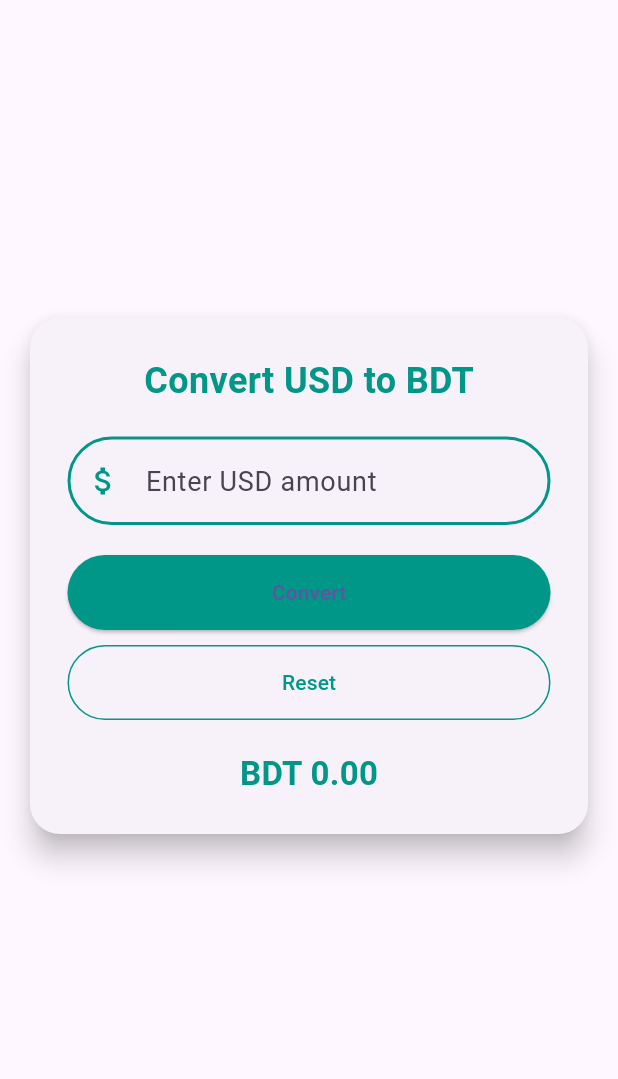
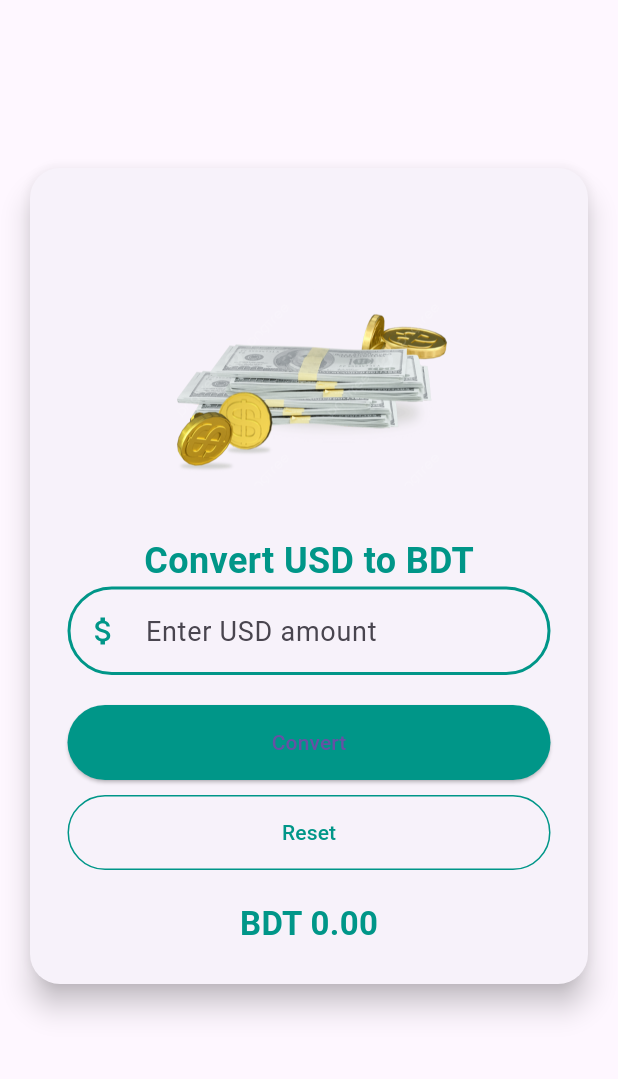
Before and after one commit to Elmaislam/My_New_Project, a Flutter app: the screen it shows after launch, on a phone screen of 412 x 824 dp, the part 84-1163 px from its top. Run offline on Flutter 3.47's test engine with Material 3 defaults, Android fonts, the phone set to English and light mode, and no system bars.

Commit message:
first commit

```diff
--- a/lib/converter_page.dart
+++ b/lib/converter_page.dart
@@ -68,6 +68,8 @@ class _ConverterPageState extends State<ConverterPage> {
               child: Column(
                 mainAxisSize: MainAxisSize.min,
                 children: [
+                  const SizedBox(height: 20),
+                  Image.asset('assets/currency.png', height: 200, width: 200),
                   const Text(
                     'Convert USD to BDT',
                     style: TextStyle(
@@ -76,7 +78,6 @@ class _ConverterPageState extends State<ConverterPage> {
                       color: Colors.teal,
                     ),
                   ),
-                  const SizedBox(height: 20),
                   TextField(
                     controller: textEditingController,
                     keyboardType: const TextInputType.numberWithOptions(
```
Also changed, not shown: 1 other file.
